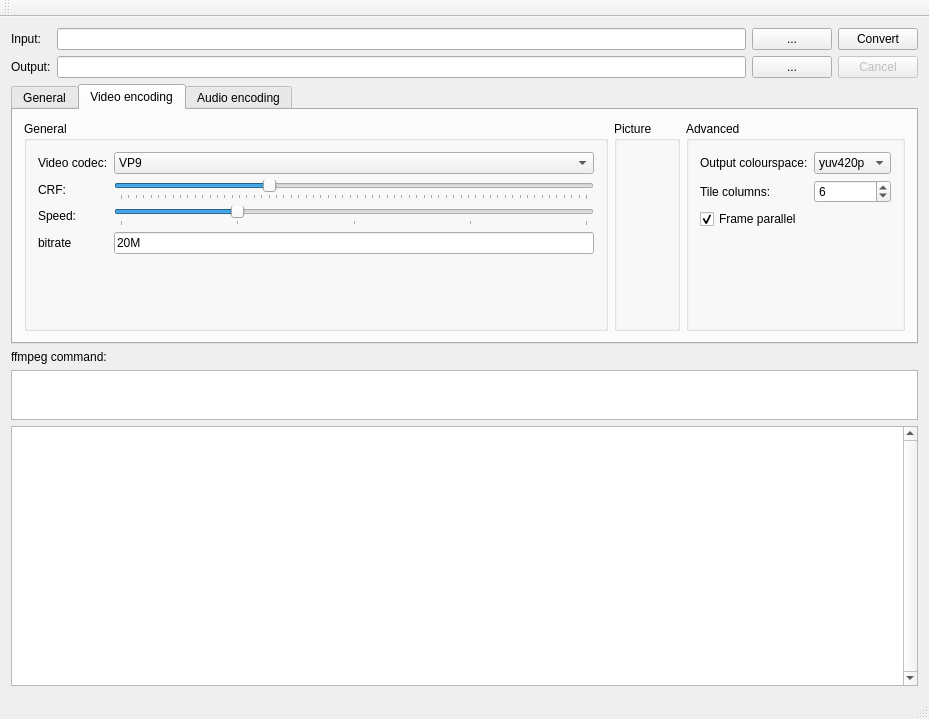
Before: the Qt Designer form mainwindow.ui in Compizfox/QtWebMConverter, drawn with Qt 5.
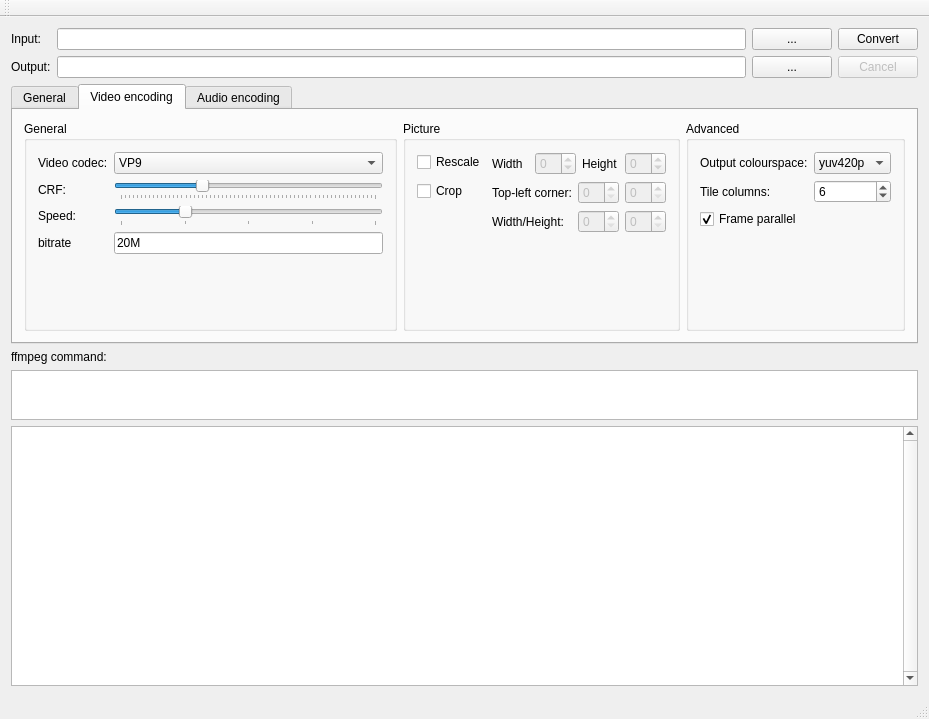
After: the same form once the commit is applied. The open tabs and pages were chosen to show the change.

Commit message: Add rescaling and cropping

```diff
--- a/mainwindow.ui
+++ b/mainwindow.ui
@@ -219,7 +219,7 @@
        <attribute name="title">
         <string>Video encoding</string>
        </attribute>
-       <layout class="QHBoxLayout" name="horizontalLayout_2">
+       <layout class="QHBoxLayout" name="horizontalLayout_10">
         <item>
          <widget class="QGroupBox" name="groupBox_3">
           <property name="title">
@@ -358,6 +358,112 @@
           <property name="title">
            <string>Picture</string>
           </property>
+          <layout class="QFormLayout" name="formLayout_6">
+           <item row="0" column="0">
+            <widget class="QCheckBox" name="scaleCheckBox">
+             <property name="text">
+              <string>Rescale</string>
+             </property>
+            </widget>
+           </item>
+           <item row="0" column="1">
+            <layout class="QHBoxLayout" name="horizontalLayout_2">
+             <item>
+              <widget class="QLabel" name="label_10">
+               <property name="text">
+                <string>Width</string>
+               </property>
+              </widget>
+             </item>
+             <item>
+              <widget class="QSpinBox" name="scaleWidthSpinBox">
+               <property name="enabled">
+                <bool>false</bool>
+               </property>
+               <property name="toolTip">
+                <string>&lt;html&gt;&lt;head/&gt;&lt;body&gt;&lt;p&gt;Set to -1 to keep aspect ratio.&lt;/p&gt;&lt;/body&gt;&lt;/html&gt;</string>
+               </property>
+               <property name="minimum">
+                <number>-1</number>
+               </property>
+              </widget>
+             </item>
+             <item>
+              <widget class="QLabel" name="label_12">
+               <property name="text">
+                <string>Height</string>
+               </property>
+              </widget>
+             </item>
+             <item>
+              <widget class="QSpinBox" name="scaleHeightSpinBox">
+               <property name="enabled">
+                <bool>false</bool>
+               </property>
+               <property name="toolTip">
+                <string>&lt;html&gt;&lt;head/&gt;&lt;body&gt;&lt;p&gt;Set to -1 to keep aspect ratio.&lt;/p&gt;&lt;/body&gt;&lt;/html&gt;</string>
+               </property>
+               <property name="minimum">
+                <number>-1</number>
+               </property>
+              </widget>
+             </item>
+            </layout>
+           </item>
+           <item row="1" column="0">
+            <widget class="QCheckBox" name="cropCheckBox">
+             <property name="text">
+              <string>Crop</string>
+             </property>
+            </widget>
+           </item>
+           <item row="1" column="1">
+            <layout class="QGridLayout" name="gridLayout">
+             <item row="0" column="0">
+              <widget class="QLabel" name="label_13">
+               <property name="text">
+                <string>Top-left corner:</string>
+               </property>
+              </widget>
+             </item>
+             <item row="0" column="1">
+              <widget class="QSpinBox" name="cropCornerXSpinBox">
+               <property name="enabled">
+                <bool>false</bool>
+               </property>
+              </widget>
+             </item>
+             <item row="0" column="2">
+              <widget class="QSpinBox" name="cropCornerYSpinBox">
+               <property name="enabled">
+                <bool>false</bool>
+               </property>
+              </widget>
+             </item>
+             <item row="1" column="0">
+              <widget class="QLabel" name="label_14">
+               <property name="text">
+                <string>Width/Height:</string>
+               </property>
+              </widget>
+             </item>
+             <item row="1" column="1">
+              <widget class="QSpinBox" name="cropdXSpinBox">
+               <property name="enabled">
+                <bool>false</bool>
+               </property>
+              </widget>
+             </item>
+             <item row="1" column="2">
+              <widget class="QSpinBox" name="cropdYSpinBox">
+               <property name="enabled">
+                <bool>false</bool>
+               </property>
+              </widget>
+             </item>
+            </layout>
+           </item>
+          </layout>
          </widget>
         </item>
         <item>
```
Left out of the diff: 98 changed lines with no effect on the pictures. The commit also changes 1 other file.
